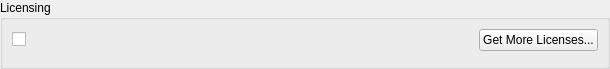
The window that client/libclient/src/ui/widgets/licensing/licenses_propose_widget.ui (networkoptix/nx_open) describes before a commit, drawn with Qt 5.
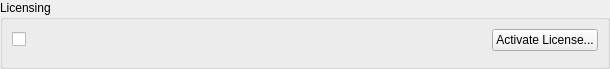
The same window after the commit. Custom widgets are drawn as their Qt base class.

Commit message:
VMS-3602 - Rename buttons on "recording" tab in camera settings
<==== Mercurial data ====>
Branch: dev_3.0.0_gui

Patch:
```diff
--- a/client/libclient/src/ui/widgets/licensing/licenses_propose_widget.ui
+++ b/client/libclient/src/ui/widgets/licensing/licenses_propose_widget.ui
@@ -59,7 +59,7 @@
         <item>
          <widget class="QPushButton" name="moreLicensesButton">
           <property name="text">
-           <string>Get More Licenses...</string>
+           <string>Activate License...</string>
           </property>
          </widget>
         </item>
```
The commit also changes 1 other file.
